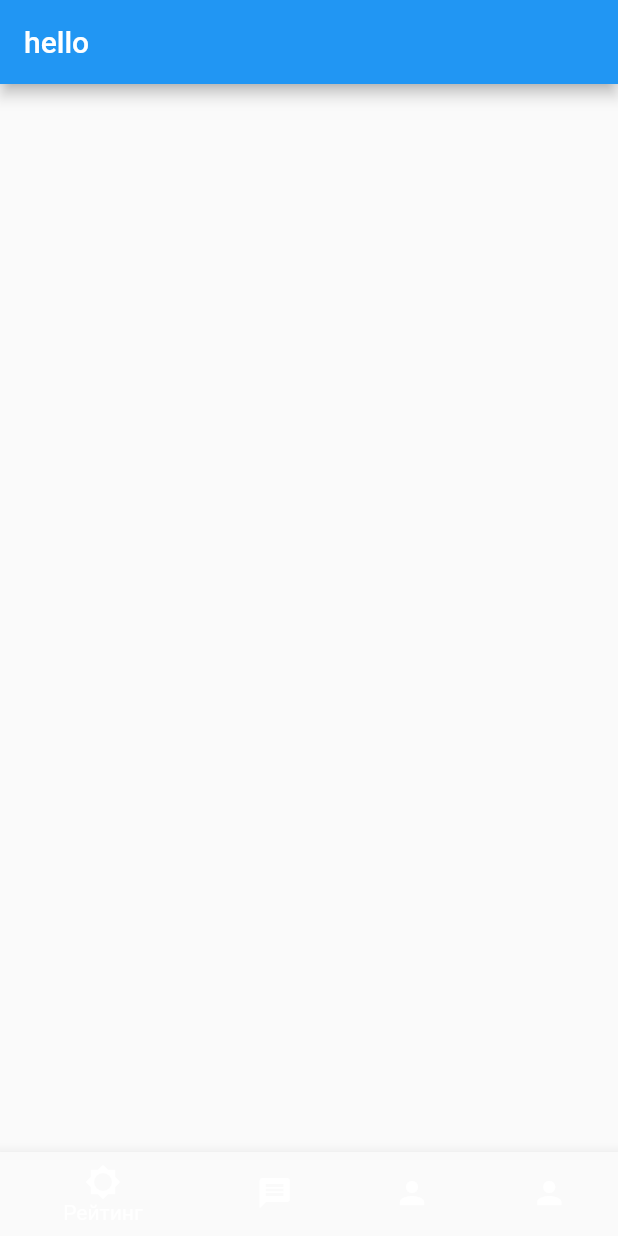
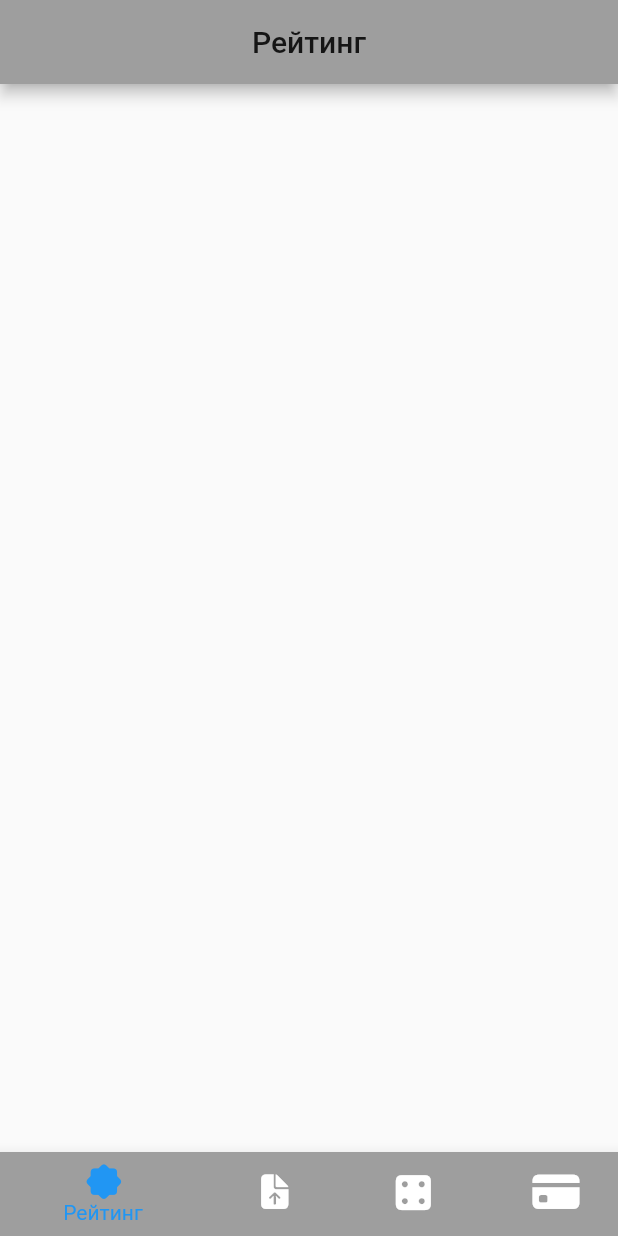
Before and after one commit to RoboutGulman/RRW, a Flutter app: the screen it shows after launch, on a phone screen of 412 x 824 dp. Run offline on Flutter 3.47's test engine with Material 2 defaults, Android fonts, the phone set to English and light mode, and no system bars.

Commit message:
BottomNavigationBar added

```diff
--- /dev/null
+++ b/lib/custom_icons.dart
@@ -0,0 +1,28 @@
+/// Flutter icons CustomIcons
+/// Copyright (C) 2021 by original authors @ fluttericon.com, fontello.com
+/// This font was generated by FlutterIcon.com, which is derived from Fontello.
+///
+/// To use this font, place it in your fonts/ directory and include the
+/// following in your pubspec.yaml
+///
+/// flutter:
+///   fonts:
+///    - family:  CustomIcons
+///      fonts:
+///       - asset: fonts/CustomIcons.ttf
+///
+///
+///
+import 'package:flutter/widgets.dart';
+
+class CustomIcons {
+  CustomIcons._();
+
+  static const _kFontFam = 'CustomIcons';
+  static const String? _kFontPkg = null;
+
+  static const IconData creditcard_fill = IconData(0xe800, fontFamily: _kFontFam, fontPackage: _kFontPkg);
+  static const IconData die_face_4_fill = IconData(0xe801, fontFamily: _kFontFam, fontPackage: _kFontPkg);
+  static const IconData arrow_up_doc_fill = IconData(0xe802, fontFamily: _kFontFam, fontPackage: _kFontPkg);
+  static const IconData seal_fill = IconData(0xe803, fontFamily: _kFontFam, fontPackage: _kFontPkg);
+}
--- a/lib/main.dart
+++ b/lib/main.dart
@@ -10,7 +10,8 @@ class MyApp extends StatelessWidget {
 
   @override
   Widget build(BuildContext context) {
-    return const MaterialApp(
+    return  MaterialApp(
+      theme: ThemeData(primaryColor: Colors.grey),
       title: _title,
       home: Nav(),
     );
--- a/lib/nav.dart
+++ b/lib/nav.dart
@@ -3,6 +3,7 @@ import 'package:flutter_application_1/pages/Bank_Screen.dart';
 import 'package:flutter_application_1/pages/Execution_Screen.dart';
 import 'package:flutter_application_1/pages/Orders_Screen.dart';
 import 'package:flutter_application_1/pages/Rating_Screen.dart';
+import 'package:flutter_application_1/custom_icons.dart';
 
 class Nav extends StatefulWidget {
   const Nav({ Key? key }) : super(key: key);
@@ -33,21 +34,26 @@ class _NavState extends State<Nav> {
         child: _widgetOptions.elementAt(_selectedIndex),
       ),
       bottomNavigationBar:  BottomNavigationBar(
+        fixedColor: Colors.blue,
         items: const <BottomNavigationBarItem>[
           BottomNavigationBarItem(
-              icon:  Icon(Icons.brightness_5),
+              backgroundColor: Colors.grey,
+              icon:  Icon(CustomIcons.seal_fill),
               title: Text('Рейтинг'),
             ),
            BottomNavigationBarItem(
-              icon:  Icon(Icons.message),
+              backgroundColor: Colors.grey,
+              icon:  Icon(CustomIcons.arrow_up_doc_fill),
               title: Text('Приказы'),
             ),
             BottomNavigationBarItem(
-              icon:  Icon(Icons.person),
+              backgroundColor: Colors.grey,
+              icon:  Icon(CustomIcons.die_face_4_fill),
               title: Text('Исполнение'),
             ),
              BottomNavigationBarItem(
-              icon:  Icon(Icons.person),
+              backgroundColor: Colors.grey,
+              icon:  Icon(CustomIcons.creditcard_fill),
               title: Text('Банк'),
             ),
         ],
--- a/lib/pages/Rating_screen.dart
+++ b/lib/pages/Rating_screen.dart
@@ -7,9 +7,9 @@ class Rating extends StatelessWidget {
   Widget build(BuildContext context) {
     return Scaffold(
      appBar: AppBar(
-       title: Text('hello'),
+       title: Text('Рейтинг'),
+       centerTitle: true,
        )
-
     );
   }
 }
```
Also changed, not shown: lib/pages/Bank_screen.dart (+5 -2 lines), lib/pages/Execution_screen.dart (+5 -3 lines), lib/pages/Orders_screen.dart (+5 -3 lines), pubspec.yaml (+4 -9 lines), assets/fonts/CustomIcons.ttf (added).
